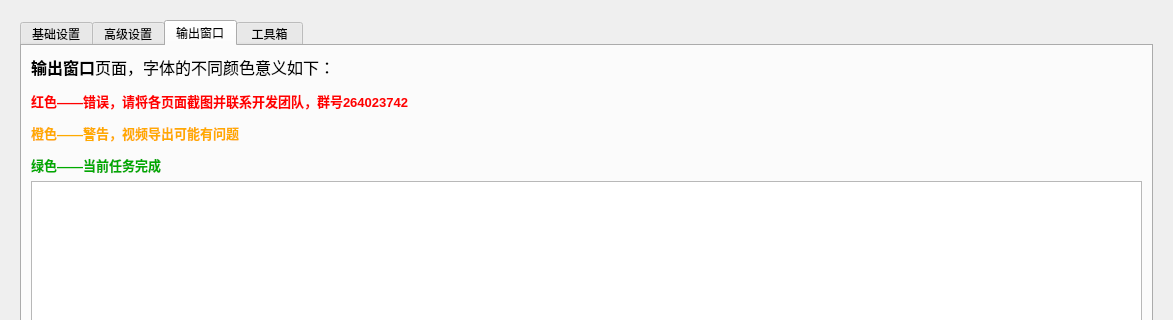
Qt form Utils/RIFE_GUI.ui (100wman/RIFE_GUI) before a commit; both pictures show x 0 to 1173 and y 0 to 320 of the 1173 by 834 pixel window.
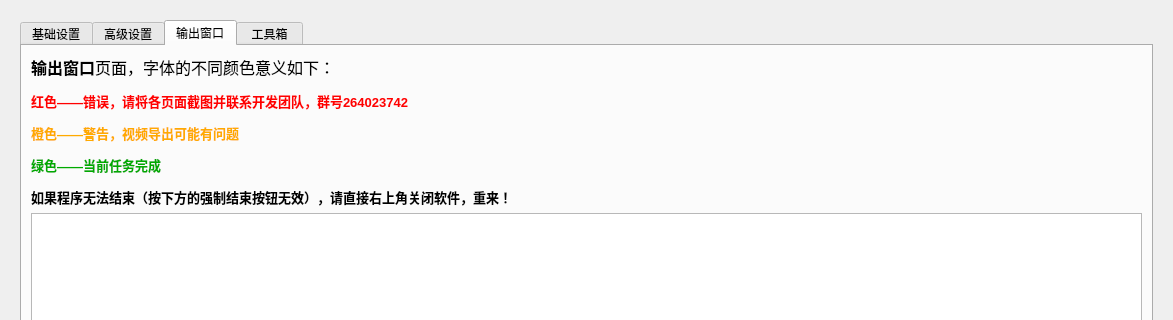
The same form after that commit. The open tabs and pages were chosen to show the change. Icons and pictures are not drawn. Custom widgets are drawn as their Qt base class.

```diff
--- a/Utils/RIFE_GUI.ui
+++ b/Utils/RIFE_GUI.ui
@@ -1427,7 +1427,7 @@
                </sizepolicy>
               </property>
               <property name="text">
-               <string>&lt;html&gt;&lt;head/&gt;&lt;body&gt;&lt;p&gt;&lt;span style=&quot; font-size:12pt; font-weight:600; color:#000000;&quot;&gt;输出窗口&lt;/span&gt;&lt;span style=&quot; font-size:12pt; color:#000000;&quot;&gt;页面，字体的不同颜色意义如下：&lt;/span&gt;&lt;/p&gt;&lt;p&gt;&lt;span style=&quot; font-size:10pt; font-weight:600; color:#ff0000;&quot;&gt;红色——错误，请将各页面截图并联系开发团队，群号264023742&lt;/span&gt;&lt;/p&gt;&lt;p&gt;&lt;span style=&quot; font-size:10pt; font-weight:600; color:#ffaa00;&quot;&gt;橙色——警告，视频导出可能有问题&lt;/span&gt;&lt;/p&gt;&lt;p&gt;&lt;span style=&quot; font-size:10pt; font-weight:600; color:#00aa00;&quot;&gt;绿色——当前任务完成&lt;/span&gt;&lt;/p&gt;&lt;/body&gt;&lt;/html&gt;</string>
+               <string>&lt;html&gt;&lt;head/&gt;&lt;body&gt;&lt;p&gt;&lt;span style=&quot; font-size:12pt; font-weight:600; color:#000000;&quot;&gt;输出窗口&lt;/span&gt;&lt;span style=&quot; font-size:12pt; color:#000000;&quot;&gt;页面，字体的不同颜色意义如下：&lt;/span&gt;&lt;/p&gt;&lt;p&gt;&lt;span style=&quot; font-size:10pt; font-weight:600; color:#ff0000;&quot;&gt;红色——错误，请将各页面截图并联系开发团队，群号264023742&lt;/span&gt;&lt;/p&gt;&lt;p&gt;&lt;span style=&quot; font-size:10pt; font-weight:600; color:#ffaa00;&quot;&gt;橙色——警告，视频导出可能有问题&lt;/span&gt;&lt;/p&gt;&lt;p&gt;&lt;span style=&quot; font-size:10pt; font-weight:600; color:#00aa00;&quot;&gt;绿色——当前任务完成&lt;/span&gt;&lt;/p&gt;&lt;p&gt;&lt;span style=&quot; font-size:10pt; font-weight:600; color:#000000;&quot;&gt;如果程序无法结束（按下方的强制结束按钮无效），请直接右上角关闭软件，重来！&lt;/span&gt;&lt;/p&gt;&lt;/body&gt;&lt;/html&gt;</string>
               </property>
              </widget>
             </item>
```
